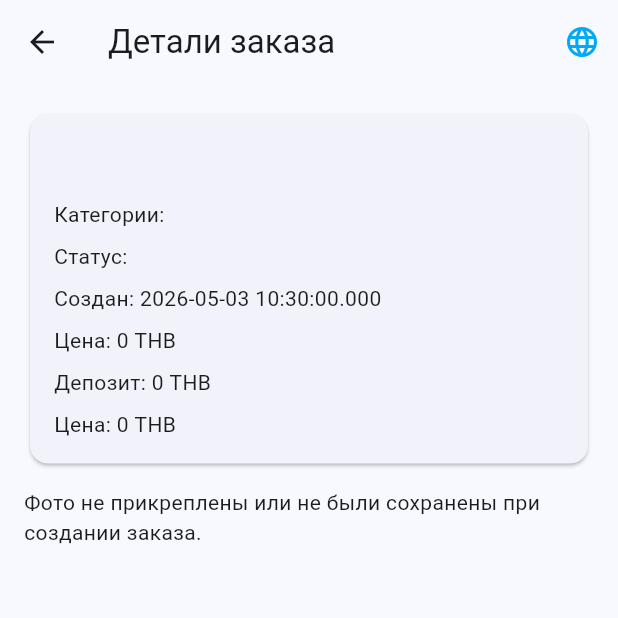
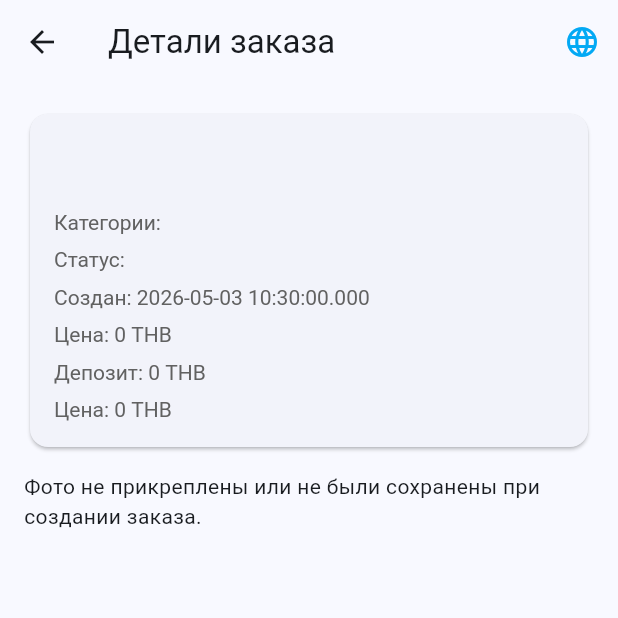
Before and after one commit to srs2800302-collab/Helpy, a Flutter app: the ClientJobDetailsScreen screen opened directly with empty values, on a phone screen of 412 x 824 dp, the top half of it. Run offline on Flutter 3.47's test engine with Material 3 defaults, Android fonts, the phone set to English and light mode, and no system bars; our stand-ins replace dio, flutter_map, flutter_riverpod, geocoding, go_router, image_picker and 2 more; accounts and stored records are empty; network calls fail.

Commit message:
style(mobile): improve client job details visual hierarchy

```diff
--- a/apps/mobile/lib/features/jobs/presentation/screens/client_job_details_screen.dart
+++ b/apps/mobile/lib/features/jobs/presentation/screens/client_job_details_screen.dart
@@ -349,67 +349,70 @@ class ClientJobDetailsScreen extends ConsumerWidget {
                 crossAxisAlignment: CrossAxisAlignment.start,
                 children: [
                   Text(
-                    originalTitle,
+                    displayTitle.trim().isNotEmpty ? displayTitle.trim() : originalTitle,
                     style: const TextStyle(
-                      fontSize: 20,
-                      fontWeight: FontWeight.w600,
+                      fontSize: 24,
+                      fontWeight: FontWeight.w800,
+                      height: 1.15,
                     ),
                   ),
                   if (hasRealTranslation(original: originalTitle, translated: displayTitle)) ...[
                     const SizedBox(height: 6),
                     Text(
-                      displayTitle,
-                      style: const TextStyle(
-                        fontSize: 17,
-                        fontWeight: FontWeight.w600,
+                      originalTitle,
+                      style: TextStyle(
+                        fontSize: 14,
+                        color: Colors.grey.shade600,
+                        height: 1.25,
                       ),
                     ),
                   ],
                   if (displayDescription.trim().isNotEmpty) ...[
-                    const SizedBox(height: 12),
+                    const SizedBox(height: 14),
                     Text(displayDescription.trim()),
                   ],
-
                   if (displayAddress.trim().isNotEmpty) ...[
                     const SizedBox(height: 12),
                     Text(displayAddress.trim()),
                   ],
-                  const SizedBox(height: 12),
-                  Text(
-                    '${l10n.t('categories')}: ${_categoryLabel(l10n, job.categorySlug)}',
+                  const SizedBox(height: 18),
+                  DefaultTextStyle(
+                    style: TextStyle(
+                      fontSize: 14,
+                      color: Colors.grey.shade700,
+                      height: 1.35,
                     ),
-                  const SizedBox(height: 8),
-                  Text(
-                    '${l10n.t('status_label')}: ${_statusLabel(l10n, job.status)}',
-                  ),
-                  const SizedBox(height: 8),
+                    child: Column(
+                      crossAxisAlignment: CrossAxisAlignment.start,
+                      children: [
+                        Text('${l10n.t('categories')}: ${_categoryLabel(l10n, job.categorySlug)}'),
+                        const SizedBox(height: 6),
+                        Text('${l10n.t('status_label')}: ${_statusLabel(l10n, job.status)}'),
+                        const SizedBox(height: 6),
                         Text('${l10n.t('created_label')}: ${job.createdAt.toLocal()}'),
                         if (job.price != null) ...[
-                    const SizedBox(height: 8),
-                    Text(
-                      '${l10n.t('price_label')}: ${job.price!.toStringAsFixed(0)} THB',
-                    ),
+                          const SizedBox(height: 6),
+                          Text('${l10n.t('price_label')}: ${job.price!.toStringAsFixed(0)} THB'),
                         ],
                         if (job.depositAmount != null) ...[
-                    const SizedBox(height: 8),
-                    Text(
-                      '${l10n.t('deposit_label')}: ${job.depositAmount!.toStringAsFixed(0)} THB',
-                    ),
+                          const SizedBox(height: 6),
+                          Text('${l10n.t('deposit_label')}: ${job.depositAmount!.toStringAsFixed(0)} THB'),
                         ],
                         if ((job.selectedMasterName ?? '').trim().isNotEmpty) ...[
-                    const SizedBox(height: 8),
+                          const SizedBox(height: 6),
                           Text('${l10n.t('master_label')}: ${job.selectedMasterName}'),
                         ],
                         if (job.hasReview == true) ...[
-                    const SizedBox(height: 8),
+                          const SizedBox(height: 6),
                           Text(l10n.t('review_submitted')),
                         ],
                         if (job.selectedOfferPrice != null) ...[
-                    const SizedBox(height: 8),
-                    Text(
-                      '${l10n.t('price_label')}: ${job.selectedOfferPrice!.toStringAsFixed(0)} THB',
+                          const SizedBox(height: 6),
+                          Text('${l10n.t('price_label')}: ${job.selectedOfferPrice!.toStringAsFixed(0)} THB'),
+                        ],
+                      ],
                     ),
-                  ],
+                  ),
                 ],
               ),
             ),
```
Lines whose indentation alone changed are shown as unchanged.
